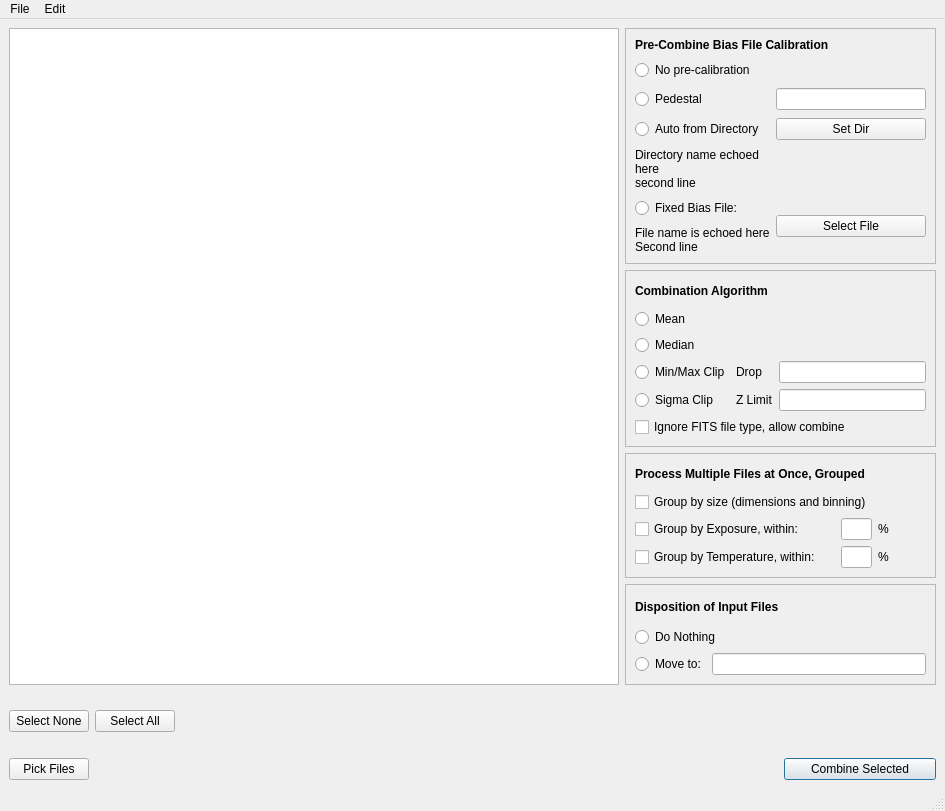
Above: MainWindow.ui from RMcDOttawa/MasterDarkMaker before the change. Below: the same form after it.
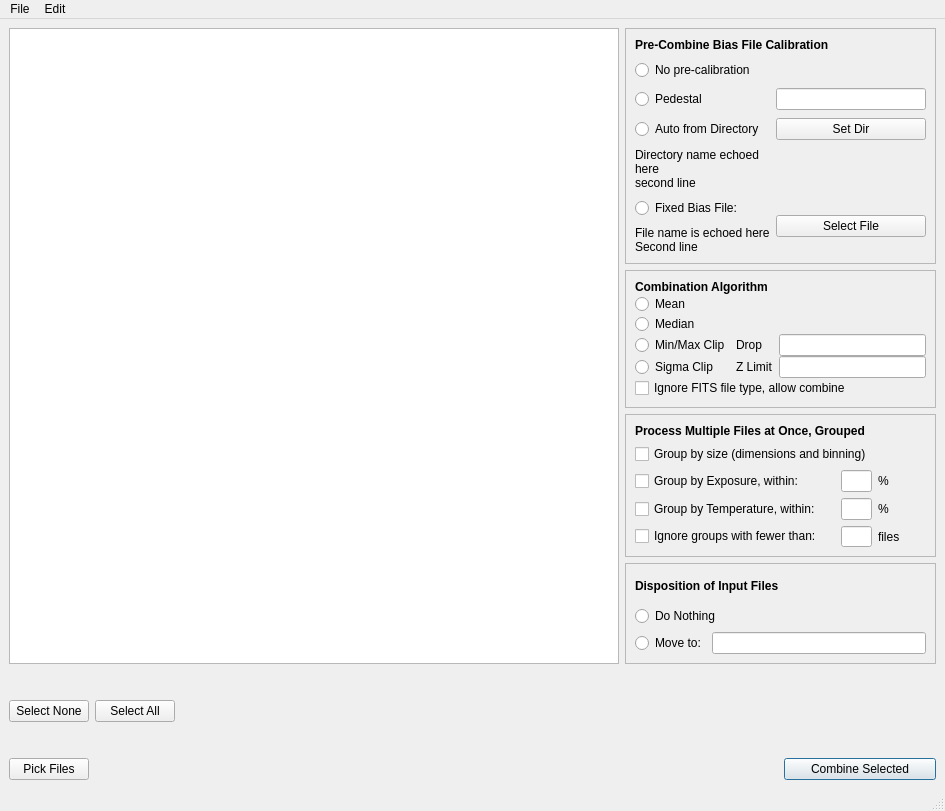
That is the form after the change.

Commit message: Defined preferences, data model, and UI for "ignore groups fewer than n" feature.  (Haven't implemented execution the feature yet.)

```diff
--- a/MainWindow.ui
+++ b/MainWindow.ui
@@ -198,13 +198,13 @@
       <property name="minimumSize">
        <size>
         <width>311</width>
-        <height>177</height>
+        <height>100</height>
        </size>
       </property>
       <property name="maximumSize">
        <size>
         <width>311</width>
-        <height>177</height>
+        <height>151</height>
        </size>
       </property>
       <property name="frameShape">
@@ -214,8 +214,17 @@
        <enum>QFrame::Raised</enum>
       </property>
       <layout class="QGridLayout" name="gridLayout_2">
+       <property name="verticalSpacing">
+        <number>0</number>
+       </property>
        <item row="0" column="0" colspan="2">
         <widget class="QLabel" name="label">
+         <property name="maximumSize">
+          <size>
+           <width>150</width>
+           <height>16</height>
+          </size>
+         </property>
          <property name="text">
           <string>&lt;html&gt;&lt;head/&gt;&lt;body&gt;&lt;p&gt;&lt;span style=&quot; font-weight:600;&quot;&gt;Combination Algorithm&lt;/span&gt;&lt;/p&gt;&lt;/body&gt;&lt;/html&gt;</string>
          </property>
@@ -317,7 +326,7 @@
       <property name="maximumSize">
        <size>
         <width>311</width>
-        <height>125</height>
+        <height>151</height>
        </size>
       </property>
       <property name="frameShape">
@@ -327,8 +336,14 @@
        <enum>QFrame::Raised</enum>
       </property>
       <layout class="QGridLayout" name="gridLayout_3">
-       <item row="0" column="0" colspan="3">
+       <item row="0" column="0" colspan="2">
         <widget class="QLabel" name="label_4">
+         <property name="maximumSize">
+          <size>
+           <width>258</width>
+           <height>16</height>
+          </size>
+         </property>
          <property name="text">
           <string>&lt;html&gt;&lt;head/&gt;&lt;body&gt;&lt;p&gt;&lt;span style=&quot; font-weight:600;&quot;&gt;Process Multiple Files at Once, Grouped&lt;/span&gt;&lt;/p&gt;&lt;/body&gt;&lt;/html&gt;</string>
          </property>
@@ -404,6 +419,30 @@
          </property>
         </widget>
        </item>
+       <item row="4" column="0">
+        <widget class="QCheckBox" name="ignoreSmallGroupsCB">
+         <property name="text">
+          <string>Ignore groups with fewer than:</string>
+         </property>
+        </widget>
+       </item>
+       <item row="4" column="1">
+        <widget class="QLineEdit" name="minimumGroupSize">
+         <property name="maximumSize">
+          <size>
+           <width>31</width>
+           <height>21</height>
+          </size>
+         </property>
+        </widget>
+       </item>
+       <item row="4" column="2">
+        <widget class="QLabel" name="label_9">
+         <property name="text">
+          <string>files</string>
+         </property>
+        </widget>
+       </item>
       </layout>
      </widget>
     </item>
```
The commit also changes 6 other files.
